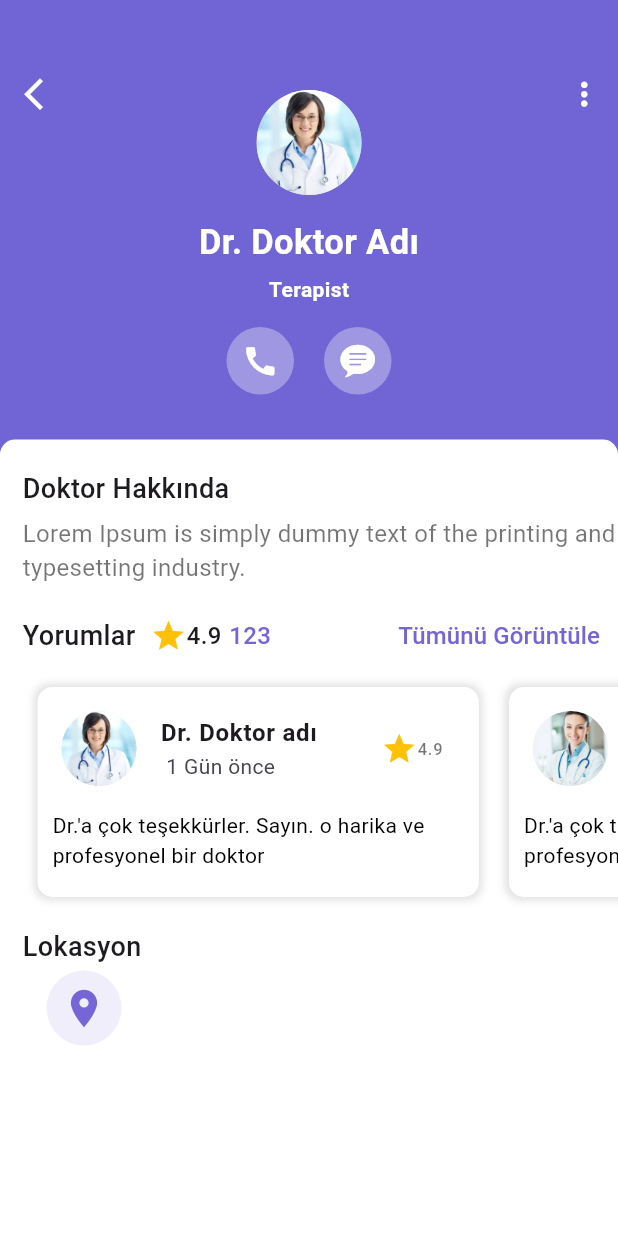
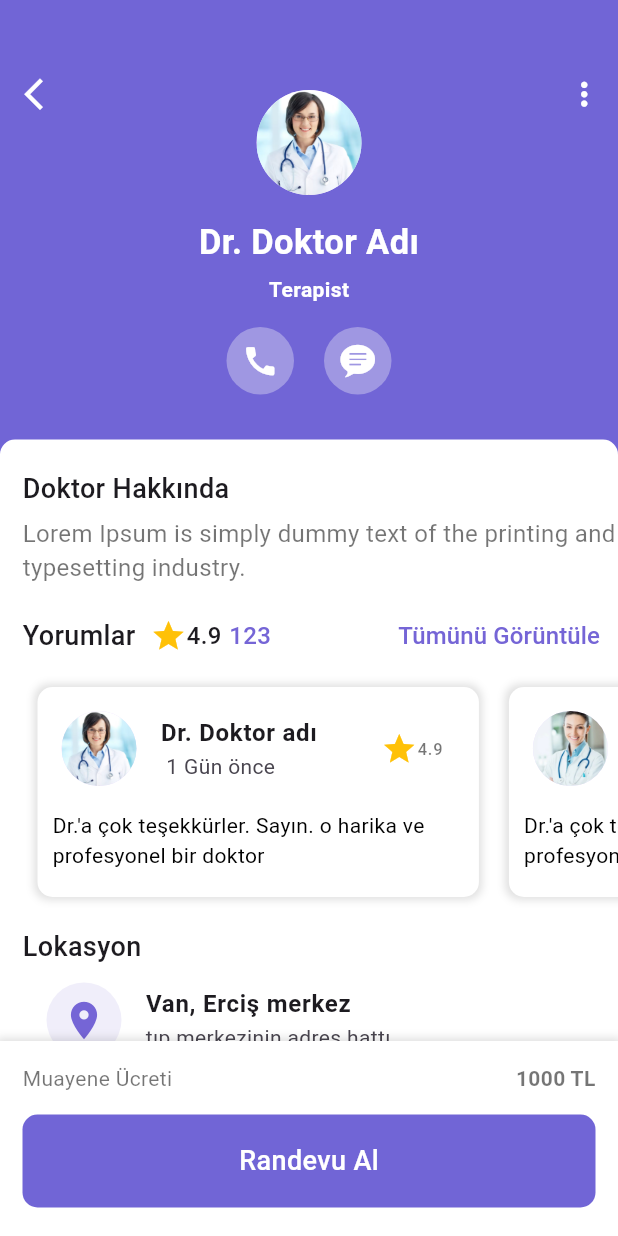
Before and after one commit to mmkocak/saglikapp, a Flutter app: the AppointmentScreen screen opened directly, on a phone screen of 412 x 824 dp. Run offline on Flutter 3.47's test engine with Material 3 defaults, Android fonts, the phone set to English and light mode, and no system bars.

Commit message:
Appointment Screen Bitti

```diff
--- a/lib/view/appointment/appointment_screen.dart
+++ b/lib/view/appointment/appointment_screen.dart
@@ -271,18 +271,77 @@ class AppointmentScreen extends StatelessWidget {
                   ListTile(
                     leading: Container(
                       padding: const EdgeInsets.all(10),
-                      decoration: BoxDecoration(
+                      decoration: const BoxDecoration(
                         color: Color(0xFFF0eefa),
                         shape: BoxShape.circle,
                       ),
-                      child: Icon(
+                      child: const Icon(
                         Icons.location_on,
                         size: 30,
                         color: Color(0xFF7565d6),
                       ),
                     ),
+                    title: const Text(
+                      "Van, Erciş merkez",
+                      style: TextStyle(fontWeight: FontWeight.bold),
+                    ),
+                    subtitle: Text("tıp merkezinin adres hattı"),
                   ),
                 ],
+              ),
+            ),
+          ],
+        ),
+      ),
+      bottomNavigationBar: Container(
+        padding: const EdgeInsets.all(15),
+        height: 130,
+        decoration: const BoxDecoration(color: Colors.white, boxShadow: [
+          BoxShadow(
+            color: Colors.black12,
+            blurRadius: 4,
+            spreadRadius: 2,
+          )
+        ]),
+        child: Column(
+          children: [
+            const Row(
+              mainAxisAlignment: MainAxisAlignment.spaceBetween,
+              children: [
+                Text(
+                  "Muayene Ücreti",
+                  style: TextStyle(color: Colors.black54),
+                ),
+                Text(
+                  "1000 TL",
+                  style: TextStyle(
+                    color: Colors.black54,
+                    fontWeight: FontWeight.bold,
+                  ),
+                )
+              ],
+            ),
+            const SizedBox(
+              height: 14,
+            ),
+            InkWell(
+              onTap: () {},
+              child: Container(
+                width: MediaQuery.sizeOf(context).width,
+                padding: EdgeInsets.symmetric(vertical: 18),
+                decoration: BoxDecoration(
+                  color: Color(0xFF7165D6),
+                  borderRadius: BorderRadius.circular(10),
+                ),
+                child: Center(
+                  child: Text("Randevu Al",
+                  style: TextStyle(
+                    color: Colors.white,
+                    fontSize: 18,
+                    fontWeight: FontWeight.w500,
+                  ),
+                  ),
+                ),
               ),
             ),
           ],
```
